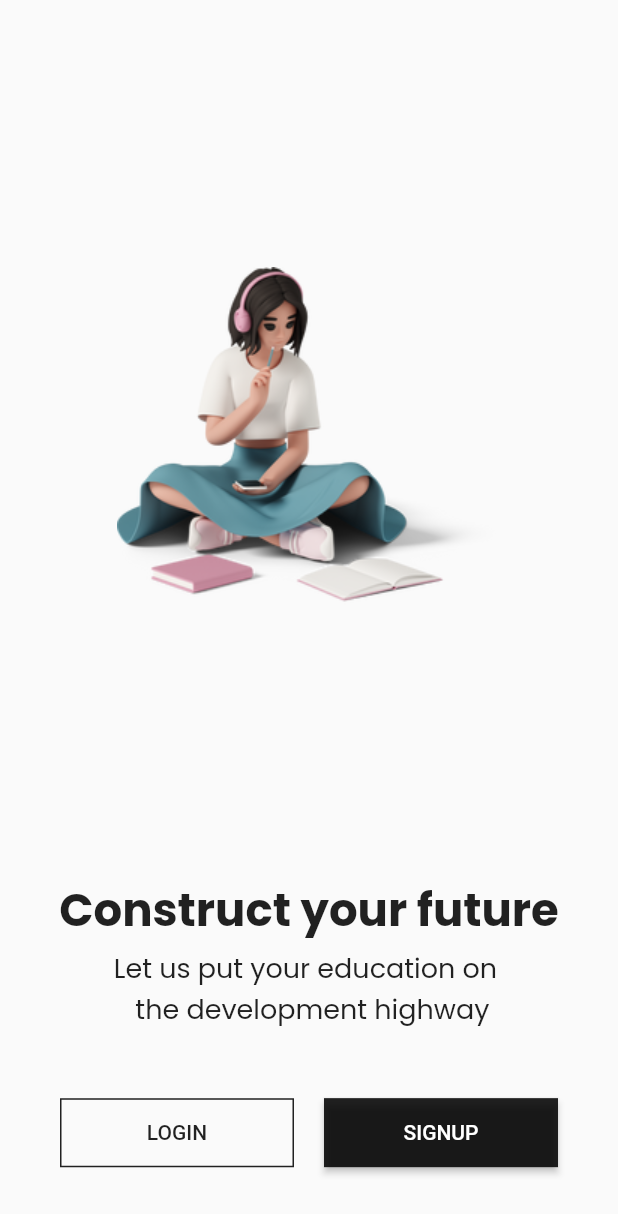
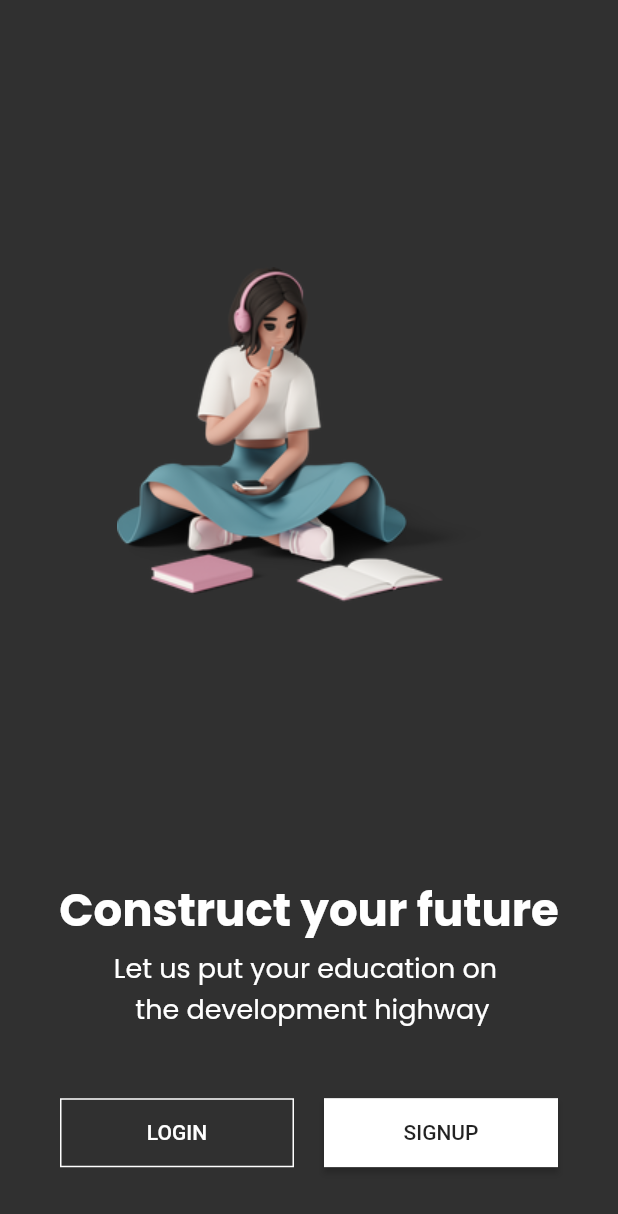
Before and after one commit to P-Asare/potential-login, a Flutter app: the screen it shows after launch, on a phone screen of 412 x 824 dp. Shown: the top 1214 px of the screen. Run offline on Flutter 3.47's test engine with Material 2 defaults, Android fonts, the phone set to English and light mode, and no system bars; our stand-ins replace google_fonts, liquid_swipe, smooth_page_indicator.

Commit message:
correcting dark theme

```diff
--- a/lib/main.dart
+++ b/lib/main.dart
@@ -16,7 +16,7 @@ class MyApp extends StatelessWidget {
       debugShowCheckedModeBanner: false,
       theme: AppTheme.lightTheme,
       darkTheme: AppTheme.darkTheme,
-      themeMode: ThemeMode.system,
+      themeMode: ThemeMode.dark,
       home: const WelcomeScreen(),
     );
   }
--- a/lib/src/features/authentication/screens/welcome_screen/welcome_screen.dart
+++ b/lib/src/features/authentication/screens/welcome_screen/welcome_screen.dart
@@ -48,16 +48,16 @@ class WelcomeScreen extends StatelessWidget {
                   Expanded(
                     child: OutlinedButton(
                       onPressed: () {},
-                      style: OutlinedButton.styleFrom(
-                        shape: const RoundedRectangleBorder(),
-                        foregroundColor: Colors.black87,
-                        side: const BorderSide(
-                          color: Colors.black87,
-                        ),
-                        padding: const EdgeInsets.symmetric(
-                          vertical: 15,
-                        ),
-                      ),
+                      // style: OutlinedButton.styleFrom(
+                      //   shape: const RoundedRectangleBorder(),
+                      //   foregroundColor: Colors.black87,
+                      //   side: const BorderSide(
+                      //     color: Colors.black87,
+                      //   ),
+                      //   padding: const EdgeInsets.symmetric(
+                      //     vertical: 15,
+                      //   ),
+                      // ),
                       child: const Text(loginString),
                     ),
                   ),
@@ -66,14 +66,14 @@ class WelcomeScreen extends StatelessWidget {
                   ),
                   Expanded(
                     child: ElevatedButton(
-                      style: OutlinedButton.styleFrom(
-                        shape: const RoundedRectangleBorder(),
-                        foregroundColor: Colors.white,
-                        backgroundColor: Colors.black87,
-                        padding: const EdgeInsets.symmetric(
-                          vertical: 15,
-                        ),
-                      ),
+                      // style: OutlinedButton.styleFrom(
+                      //   shape: const RoundedRectangleBorder(),
+                      //   foregroundColor: Colors.white,
+                      //   backgroundColor: Colors.black87,
+                      //   padding: const EdgeInsets.symmetric(
+                      //     vertical: 15,
+                      //   ),
+                      // ),
                       onPressed: () {},
                       child: const Text(signUpString),
                     ),
--- a/lib/src/utils/themes/widget_themes/text_theme.dart
+++ b/lib/src/utils/themes/widget_themes/text_theme.dart
@@ -38,14 +38,36 @@ class AppTextTheme {
   );
 
   static TextTheme darkTheme = TextTheme(
-    titleSmall: GoogleFonts.poppins(
-      color: Colors.white70,
+    titleSmall: GoogleFonts.montserrat(
+      color: Colors.white,
       fontSize: 20,
+    ),
+    headlineLarge: GoogleFonts.poppins(
+      color: Colors.white,
+      fontSize: 25,
       fontWeight: FontWeight.bold,
     ),
-    headlineLarge: GoogleFonts.montserrat(
-      color: Colors.white70,
-      fontSize: 25,
+    bodyLarge: GoogleFonts.poppins(
+      color: Colors.white,
+      fontSize: 30,
+      fontWeight: FontWeight.bold,
+    ),
+    bodyMedium: GoogleFonts.poppins(
+      color: Colors.white,
+      fontSize: 18,
+      fontWeight: FontWeight.bold,
+    ),
+    bodySmall: GoogleFonts.poppins(
+      color: Colors.white,
+      fontSize: 15,
+    ),
+    displayMedium: GoogleFonts.poppins(
+      color: Colors.white,
+      fontSize: 18,
+      ),
+    displaySmall: GoogleFonts.poppins(
+      color: Colors.white,
+      fontSize: 14,
       fontWeight: FontWeight.bold,
     ),
   );
```
